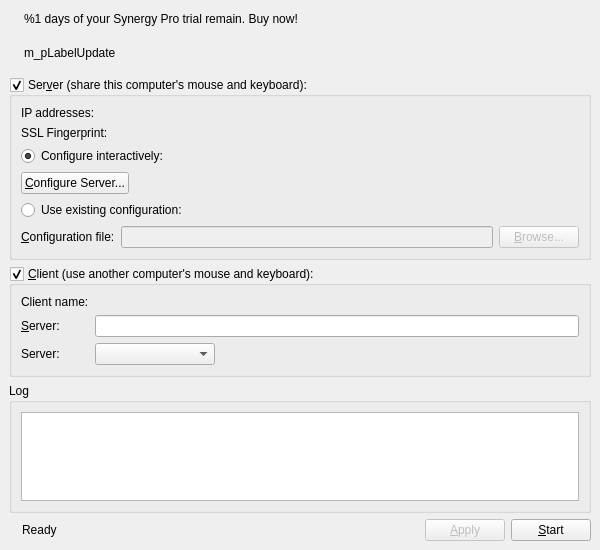
This is src/gui/src/MainWindowBase.ui in deskflow/deskflow as Qt 5 draws it before an edit. The edited form follows.
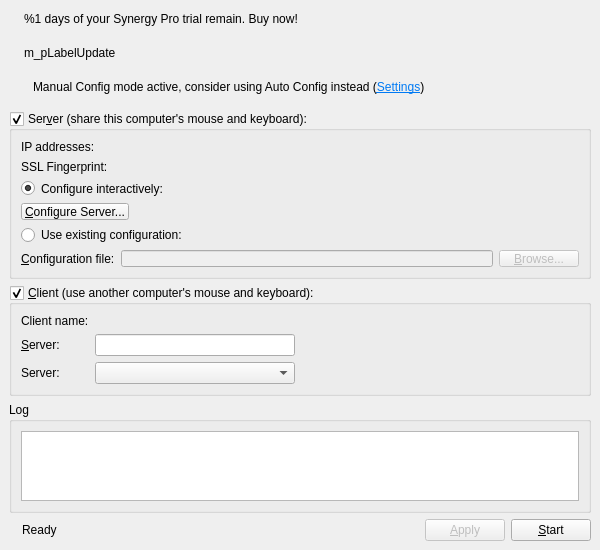
This is the edited form. Icons and pictures are not drawn.

Commit message: #6338 Auto Config hint widget with link to open Settings dialog

```diff
--- a/src/gui/src/MainWindowBase.ui
+++ b/src/gui/src/MainWindowBase.ui
@@ -129,6 +129,81 @@
       </layout>
      </widget>
     </item>
+    <item>
+     <widget class="QWidget" name="m_pWidgetAutoConfig" native="true">
+      <property name="minimumSize">
+       <size>
+        <width>0</width>
+        <height>28</height>
+       </size>
+      </property>
+      <layout class="QHBoxLayout" name="horizontalLayout_6">
+       <property name="leftMargin">
+        <number>2</number>
+       </property>
+       <property name="topMargin">
+        <number>0</number>
+       </property>
+       <property name="rightMargin">
+        <number>0</number>
+       </property>
+       <property name="bottomMargin">
+        <number>8</number>
+       </property>
+       <item>
+        <widget class="QLabel" name="m_pIconAutoConfig">
+         <property name="sizePolicy">
+          <sizepolicy hsizetype="Minimum" vsizetype="Minimum">
+           <horstretch>0</horstretch>
+           <verstretch>0</verstretch>
+          </sizepolicy>
+         </property>
+         <property name="minimumSize">
+          <size>
+           <width>16</width>
+           <height>20</height>
+          </size>
+         </property>
+         <property name="maximumSize">
+          <size>
+           <width>244</width>
+           <height>16777215</height>
+          </size>
+         </property>
+         <property name="text">
+          <string/>
+         </property>
+         <property name="pixmap">
+          <pixmap resource="../res/Synergy.qrc">:/res/icons/16x16/auto-config.png</pixmap>
+         </property>
+        </widget>
+       </item>
+       <item>
+        <widget class="QLabel" name="m_pLabelAutoConfig">
+         <property name="text">
+          <string>&lt;html&gt;&lt;head/&gt;&lt;body&gt;&lt;p&gt;Manual Config mode active, consider using Auto Config instead (&lt;a href=&quot;#&quot;&gt;&lt;span style=&quot; text-decoration: underline; color:#007af4;&quot;&gt;Settings&lt;/span&gt;&lt;/a&gt;)&lt;/p&gt;&lt;/body&gt;&lt;/html&gt;</string>
+         </property>
+         <property name="textFormat">
+          <enum>Qt::RichText</enum>
+         </property>
+        </widget>
+       </item>
+       <item>
+        <spacer name="m_pSpacerAutoConfig">
+         <property name="orientation">
+          <enum>Qt::Horizontal</enum>
+         </property>
+         <property name="sizeHint" stdset="0">
+          <size>
+           <width>200</width>
+           <height>0</height>
+          </size>
+         </property>
+        </spacer>
+       </item>
+      </layout>
+     </widget>
+    </item>
     <item>
      <widget class="QGroupBox" name="m_pGroupServer">
       <property name="sizePolicy">
@@ -314,12 +389,24 @@
        </item>
        <item row="2" column="1">
         <widget class="QLineEdit" name="m_pLineEditHostname">
+         <property name="sizePolicy">
+          <sizepolicy hsizetype="Maximum" vsizetype="Preferred">
+           <horstretch>0</horstretch>
+           <verstretch>0</verstretch>
+          </sizepolicy>
+         </property>
+         <property name="minimumSize">
+          <size>
+           <width>200</width>
+           <height>0</height>
+          </size>
+         </property>
          <property name="toolTip">
           <string>Hostname or IP address of the server computer.</string>
          </property>
         </widget>
        </item>
-       <item row="3" column="1">
+       <item row="4" column="1">
         <widget class="QComboBox" name="m_pComboServerList">
          <property name="sizePolicy">
           <sizepolicy hsizetype="Maximum" vsizetype="Preferred">
@@ -329,13 +416,13 @@
          </property>
          <property name="minimumSize">
           <size>
-           <width>120</width>
+           <width>200</width>
            <height>0</height>
           </size>
          </property>
         </widget>
        </item>
-       <item row="3" column="0">
+       <item row="4" column="0">
         <widget class="QLabel" name="m_pLabelAutoDetected">
          <property name="text">
           <string>Server:</string>
```
The commit also changes 4 other files.
